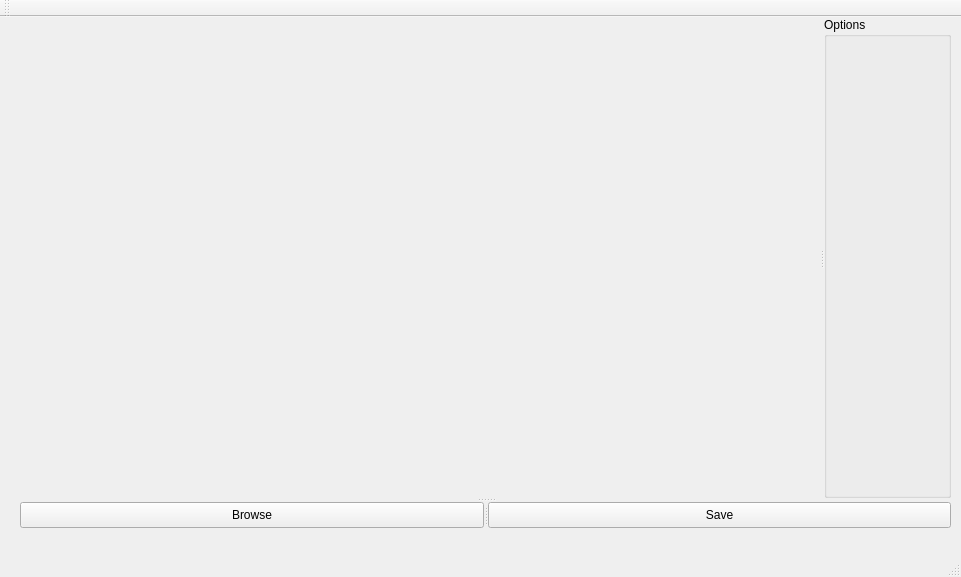
First picture: the form in uimainwindow.ui, repository JiangQH/concat_img, before the edit.
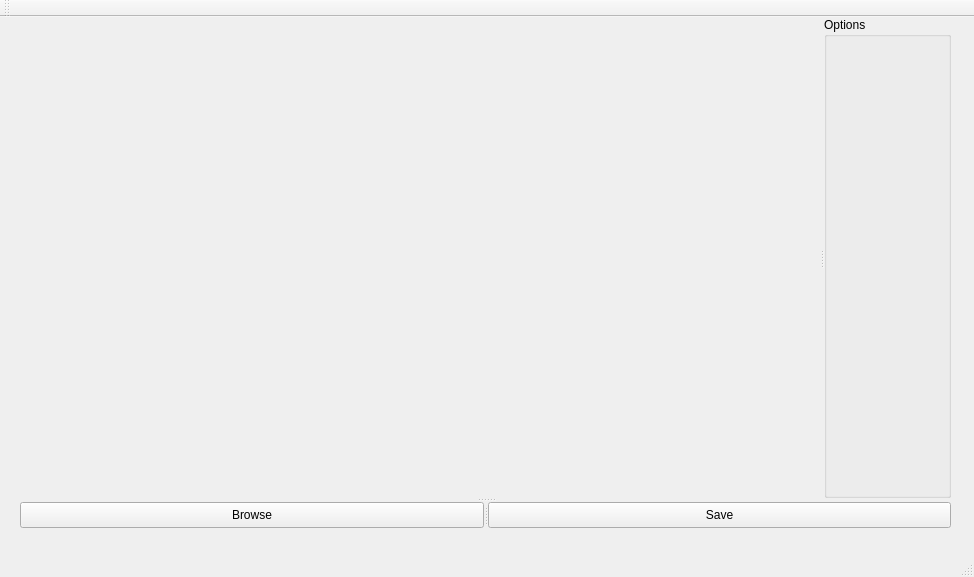
Second picture: the form after the edit.

Diff of the .ui file:
```diff
--- a/uimainwindow.ui
+++ b/uimainwindow.ui
@@ -6,14 +6,26 @@
    <rect>
     <x>0</x>
     <y>0</y>
-    <width>961</width>
+    <width>974</width>
     <height>577</height>
    </rect>
   </property>
+  <property name="sizePolicy">
+   <sizepolicy hsizetype="Fixed" vsizetype="Fixed">
+    <horstretch>0</horstretch>
+    <verstretch>0</verstretch>
+   </sizepolicy>
+  </property>
   <property name="windowTitle">
    <string>ImageConcat</string>
   </property>
   <widget class="QWidget" name="centralWidget">
+   <property name="sizePolicy">
+    <sizepolicy hsizetype="Fixed" vsizetype="Fixed">
+     <horstretch>0</horstretch>
+     <verstretch>0</verstretch>
+    </sizepolicy>
+   </property>
    <widget class="QSplitter" name="splitter">
     <property name="geometry">
      <rect>
```
Left out of the diff: 2 changed lines with no effect on the pictures.
